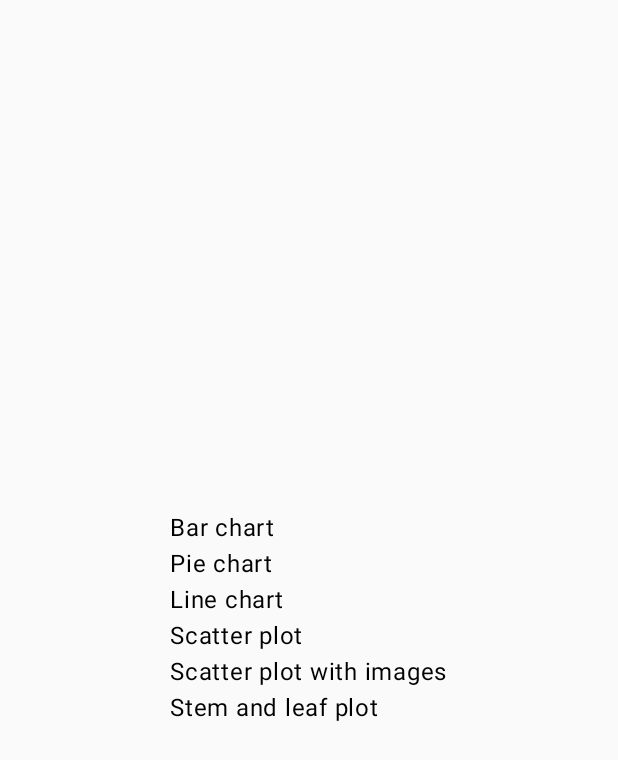
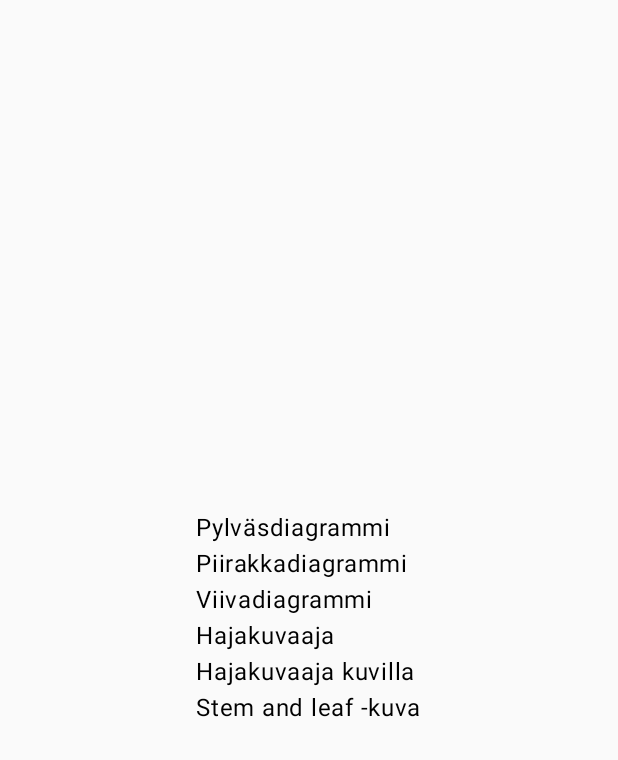
Before and after one commit to TomiLakkakorpi/ChartAppsWIP, an Android app built with Jetpack Compose: the screen it shows after launch (MainActivity), on a phone screen of 412 x 824 dp. Shown: the top 760 px of the screen. Run offline under Robolectric (Android 15) with nearby library versions, the phone set to English and light mode, and no system bars; libraries missing offline, so code that uses them is left out: co.yml.charts.

```diff
--- a/app/src/main/java/com/example/barchartapp/HomeScreen.kt
+++ b/app/src/main/java/com/example/barchartapp/HomeScreen.kt
@@ -25,42 +25,42 @@ fun HomeScreen(navController: NavController) {
                 modifier = Modifier.clickable {
                     navController.navigate(route = Screen.BarChart.route)
                 },
-                text = "Bar chart"
+                text = "Pylväsdiagrammi"
             )
 
             Text( // Pie Chart
                 modifier = Modifier.clickable {
                     navController.navigate(route = Screen.PieChart.route)
                 },
-                text = "Pie chart"
+                text = "Piirakkadiagrammi"
             )
 
             Text( // Line Chart
                 modifier = Modifier.clickable {
                     navController.navigate(route = Screen.LineChart.route)
                 },
-                text = "Line chart"
+                text = "Viivadiagrammi"
             )
 
             Text( // Scatter Plot
                 modifier = Modifier.clickable {
                     navController.navigate(route = Screen.ScatterPlot.route)
                 },
-                text = "Scatter plot"
+                text = "Hajakuvaaja"
             )
 
             Text( // Scatter Plot With Images
                 modifier = Modifier.clickable {
                     navController.navigate(route = Screen.ScatterPlotImages.route)
                 },
-                text = "Scatter plot with images"
+                text = "Hajakuvaaja kuvilla"
             )
 
             Text( // Stem And Leaf Plot
                 modifier = Modifier.clickable {
                     navController.navigate(route = Screen.StemAndLeafPlot.route)
                 },
-                text = "Stem and leaf plot"
+                text = "Stem and leaf -kuva"
             )
         }
     }
--- a/app/src/main/java/com/example/barchartapp/NavGraph.kt
+++ b/app/src/main/java/com/example/barchartapp/NavGraph.kt
@@ -48,5 +48,11 @@ fun SetupNavGraph(
         ) {
             ScatterPlotImagesScreen(navController)
         }
+
+        composable(
+            route = Screen.StemAndLeafPlot.route
+        ) {
+            StemAndLeafPlotScreen(navController)
+        }
     }
 }
```
Also changed, not shown: app/src/main/java/com/example/barchartapp/BarChartScreen.kt (+17 -0 lines), app/src/main/java/com/example/barchartapp/LineChartScreen.kt (+16 -0 lines), app/src/main/java/com/example/barchartapp/PieChartScreen.kt (+15 -0 lines), app/src/main/java/com/example/barchartapp/ScatterPlotImagesScreen.kt (+16 -0 lines), app/src/main/java/com/example/barchartapp/ScatterPlotScreen.kt (+16 -0 lines), app/src/main/java/com/example/barchartapp/StemAndLeafPlotScreen.kt (+16 -0 lines).
